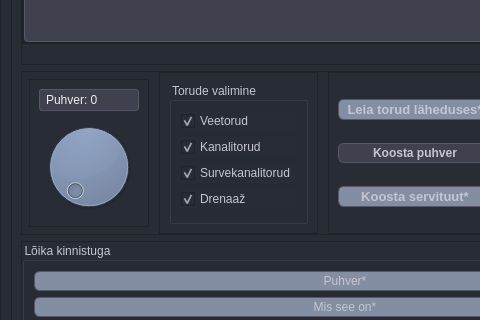
This is mailabl-qgis/Functions/Easements/widgets/Servituut.ui in TuloliKalver/mailabl-qgis as Qt 5 draws it before an edit; both pictures show x 0 to 480 and y 146 to 466 of the 900 by 750 pixel window. The edited form follows.
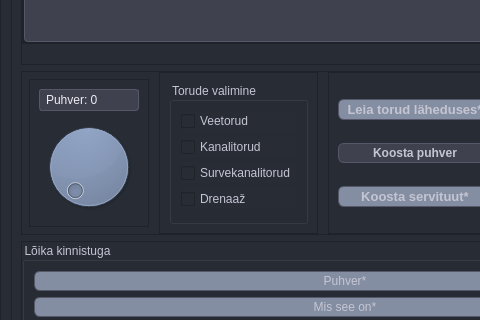
This is the edited form. Icons and pictures are not drawn.

```diff
--- a/mailabl-qgis/Functions/Easements/widgets/Servituut.ui
+++ b/mailabl-qgis/Functions/Easements/widgets/Servituut.ui
@@ -590,7 +590,7 @@
                      <string>Veetorud</string>
                     </property>
                     <property name="checked">
-                     <bool>true</bool>
+                     <bool>false</bool>
                     </property>
                    </widget>
                   </item>
@@ -600,7 +600,7 @@
                      <string>Kanalitorud</string>
                     </property>
                     <property name="checked">
-                     <bool>true</bool>
+                     <bool>false</bool>
                     </property>
                    </widget>
                   </item>
@@ -610,7 +610,7 @@
                      <string>Survekanalitorud</string>
                     </property>
                     <property name="checked">
-                     <bool>true</bool>
+                     <bool>false</bool>
                     </property>
                    </widget>
                   </item>
@@ -620,7 +620,7 @@
                      <string>Drenaaž</string>
                     </property>
                     <property name="checked">
-                     <bool>true</bool>
+                     <bool>false</bool>
                     </property>
                    </widget>
                   </item>
```
Left out of the diff: 2 changed lines with no effect on the pictures.
